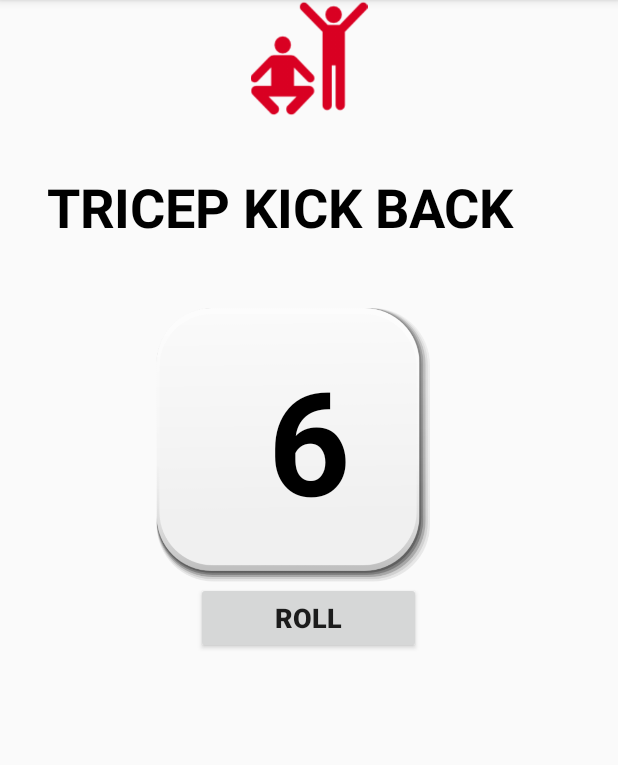
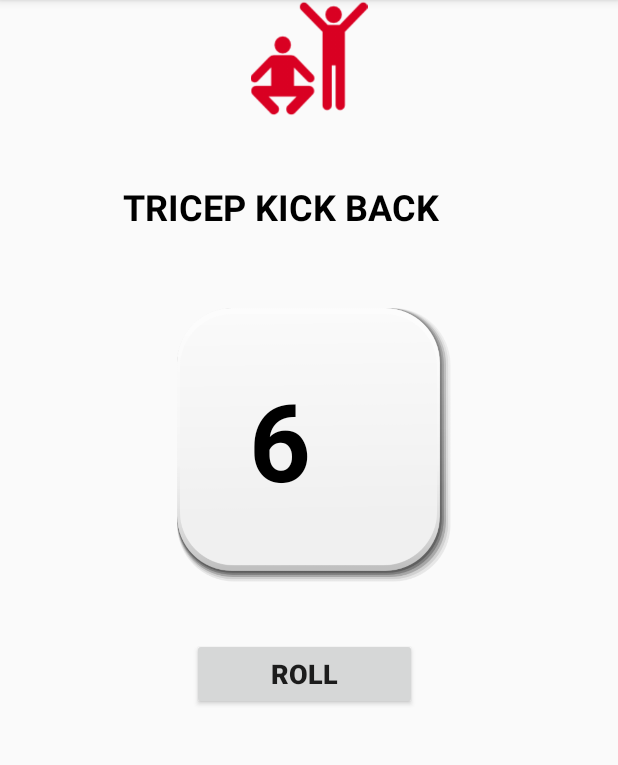
Before and after one commit to spkdroid/WorkoutDice, an Android app: the screen it shows after launch (MainActivity), after a tap on "ABS", on a phone screen of 412 x 824 dp, the part 84-849 px from its top. Run offline under Robolectric (Android 15) with nearby library versions, the phone set to English and light mode, and no system bars.

Commit message:
Fixed Layout file

```diff
--- a/app/src/main/res/layout/dice_fragment.xml
+++ b/app/src/main/res/layout/dice_fragment.xml
@@ -24,7 +24,7 @@
         android:gravity="center"
         android:text="Text"
         android:textColor="@android:color/black"
-        android:textSize="36sp"
+        android:textSize="24sp"
         android:textStyle="bold"
         tools:layout_editor_absoluteX="5dp"
         tools:layout_editor_absoluteY="165dp" />
@@ -39,8 +39,10 @@
             android:layout_height="190dp"
             android:layout_alignParentStart="true"
             android:layout_alignParentTop="true"
+            android:layout_alignParentEnd="true"
             android:layout_marginStart="23dp"
             android:layout_marginTop="0dp"
+            android:layout_marginEnd="24dp"
             android:src="@drawable/die"
             tools:layout_editor_absoluteX="80dp"
             tools:layout_editor_absoluteY="243dp" />
@@ -49,29 +51,38 @@
             android:id="@+id/dicenumber"
             android:layout_width="145dp"
             android:layout_height="143dp"
-            android:layout_centerInParent="true"
+            android:layout_alignParentStart="true"
+            android:layout_centerVertical="true"
+            android:layout_marginStart="114dp"
             android:gravity="center"
             android:text="1"
             android:textAlignment="center"
             android:textColor="@android:color/black"
-            android:textSize="96sp"
+            android:textSize="72sp"
             android:textStyle="bold"
             tools:layout_editor_absoluteX="120dp"
             tools:layout_editor_absoluteY="264dp" />
 
     </RelativeLayout>
 
+    <RelativeLayout
+        android:layout_width="match_parent"
+        android:layout_height="match_parent">
 
         <Button
             android:id="@+id/rolldice"
             android:layout_width="150dp"
             android:layout_height="wrap_content"
+            android:layout_alignParentStart="true"
+            android:layout_alignParentTop="true"
             android:layout_gravity="center"
+            android:layout_marginStart="128dp"
+            android:layout_marginTop="37dp"
             android:text="Roll"
             android:textSize="18sp"
             android:textStyle="bold"
             tools:layout_editor_absoluteX="145dp"
-        tools:layout_editor_absoluteY="415dp"
-        />
+            tools:layout_editor_absoluteY="415dp" />
+    </RelativeLayout>
 
 </LinearLayout>
```
Lines whose indentation alone changed are shown as unchanged.
